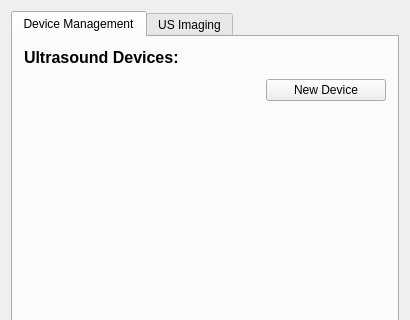
This is Plugins/org.mitk.gui.qt.ultrasound/src/internal/UltrasoundSupportControls.ui in MITK/MITK as Qt 5 draws it before an edit; both pictures show x 0 to 410 and y 0 to 320 of the 410 by 461 pixel window. The edited form follows.
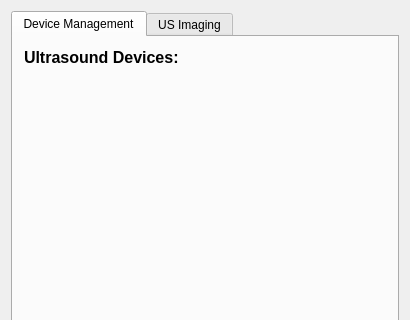
This is the edited form. Custom widgets are drawn as their Qt base class.

Commit message: Classes for Telemed device added and made compilable.

Diff of the .ui file:
```diff
--- a/Plugins/org.mitk.gui.qt.ultrasound/src/internal/UltrasoundSupportControls.ui
+++ b/Plugins/org.mitk.gui.qt.ultrasound/src/internal/UltrasoundSupportControls.ui
@@ -47,36 +47,6 @@
        <item>
         <widget class="QmitkUSDeviceManagerWidget" name="m_DeviceManagerWidget" native="true"/>
        </item>
-       <item>
-        <layout class="QHBoxLayout" name="horizontalLayout_3">
-         <item>
-          <spacer name="horizontalSpacer_3">
-           <property name="orientation">
-            <enum>Qt::Horizontal</enum>
-           </property>
-           <property name="sizeHint" stdset="0">
-            <size>
-             <width>40</width>
-             <height>20</height>
-            </size>
-           </property>
-          </spacer>
-         </item>
-         <item>
-          <widget class="QPushButton" name="m_AddDevice">
-           <property name="minimumSize">
-            <size>
-             <width>120</width>
-             <height>0</height>
-            </size>
-           </property>
-           <property name="text">
-            <string>New Device</string>
-           </property>
-          </widget>
-         </item>
-        </layout>
-       </item>
        <item>
         <widget class="QmitkUSNewVideoDeviceWidget" name="m_NewVideoDeviceWidget" native="true"/>
        </item>
```
The commit also changes 58 other files.
